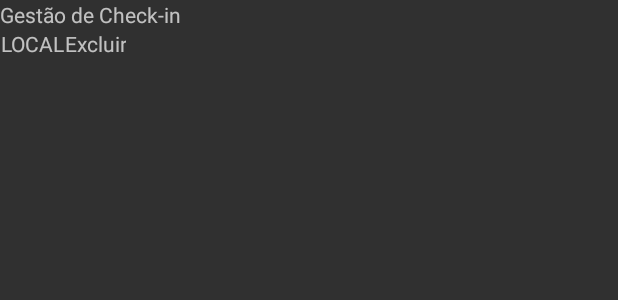
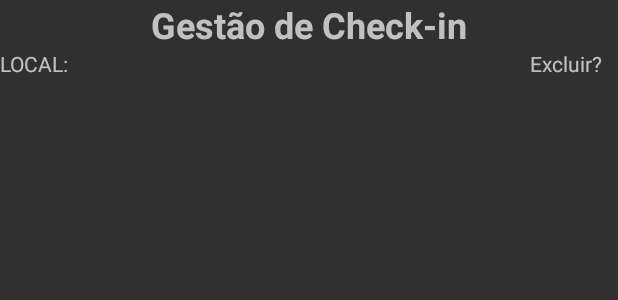
Before and after one commit to DiegoTeixeira7/CheckInLocais, an Android app: the layout activity_gestao_checkin.xml on its own in the app's theme, with its tools: preview values and no code run, on a phone screen of 412 x 824 dp. Shown: the top 300 px of the screen. Run offline under Robolectric (Android 15) with nearby library versions, the phone set to English and light mode, and no system bars.

Commit message:
configurando componentes da tela 3

```diff
--- a/src/main/res/layout/activity_gestao_checkin.xml
+++ b/src/main/res/layout/activity_gestao_checkin.xml
@@ -6,10 +6,13 @@
 
     <TextView
         android:id="@+id/text"
-        android:layout_width="wrap_content"
+        android:layout_width="match_parent"
         android:layout_height="wrap_content"
         android:gravity="center"
+        android:textSize="24dp"
+        android:textStyle="bold"
         android:text="Gestão de Check-in" />
+
 
     <LinearLayout
         android:id="@+id/textAcoes"
@@ -18,19 +21,32 @@
         android:orientation="horizontal"
         android:layout_below="@+id/text">
 
+        <LinearLayout
+            android:layout_width="match_parent"
+            android:layout_height="40dp"
+            android:layout_weight="1"
+            android:orientation="vertical">
+
             <TextView
                 android:id="@+id/textLocal"
                 android:layout_width="wrap_content"
                 android:layout_height="wrap_content"
-            android:gravity="center"
-            android:text="LOCAL" />
+                android:text="LOCAL:" />
+
+        </LinearLayout>
+
+        <LinearLayout
+            android:layout_width="match_parent"
+            android:layout_height="wrap_content"
+            android:layout_weight="6"
+            android:orientation="vertical" >
 
             <TextView
                 android:id="@+id/textDeletar"
                 android:layout_width="wrap_content"
                 android:layout_height="wrap_content"
-            android:gravity="center"
-            android:text="Excluir" />
+                android:text="Excluir?" />
+        </LinearLayout>
 
     </LinearLayout>
 
```
Also changed, not shown: src/main/java/com/example/diegoteixeira/checkinlocais/Controller/GestaoCheckin.java (+0 -22 lines). Lines whose indentation alone changed are shown as unchanged.
